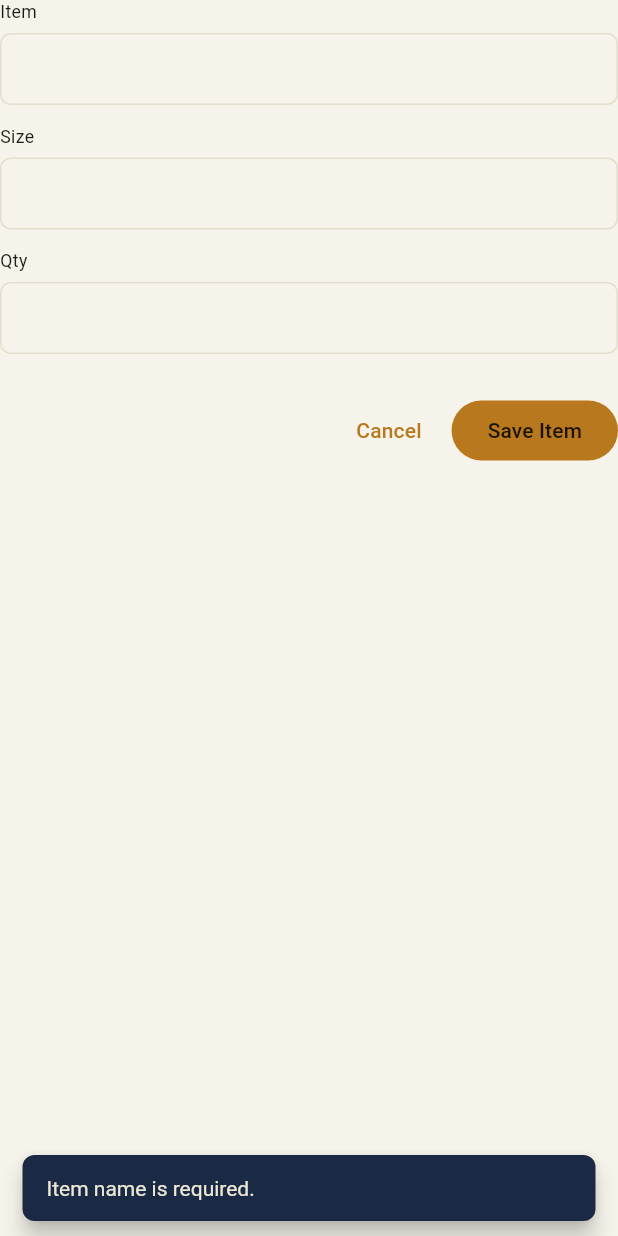
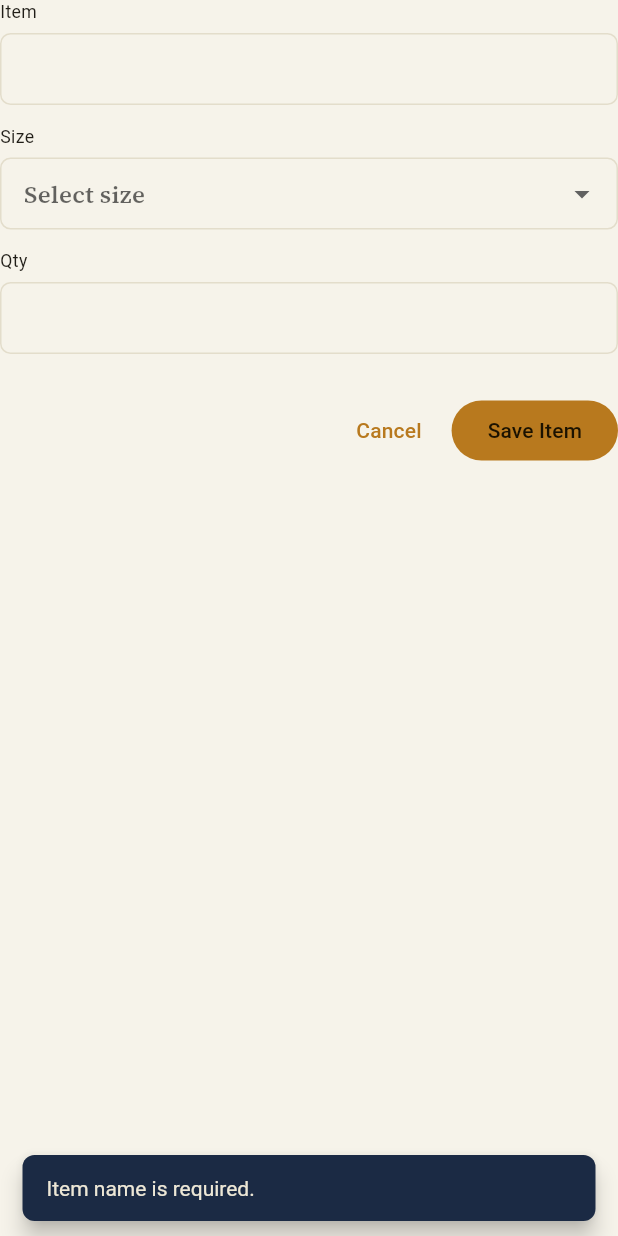
Before and after one commit to shivhegde/AiOffice, a Flutter app: the _InventoryForm widget shown alone on an empty page, opened directly, after a tap on "Save Item", on a phone screen of 412 x 824 dp. Run offline on Flutter 3.47's test engine with Material 3 defaults, Android fonts, the phone set to English and light mode, and no system bars; our stand-ins replace cloud_firestore, file_picker, firebase_auth, firebase_core, firebase_storage, flutter_riverpod and 6 more; missing offline and left inert: desktop_drop; accounts and stored records are empty.

Commit message:
Inventory: stat tile rename, Size as dropdown, search includes Size
- Renamed the "Distinct Entries" stat tile to "Number of Items" and
  removed the "Total Quantity" tile.
- Size is now a dropdown (SMALL, MEDIUM, LARGE, EXTRA LARGE) instead
  of free text; an existing item with an older custom size value is
  added as an extra option so it still displays and remains editable.
- Search now also matches on Size, not just Item name.

Co-Authored-By: Claude Sonnet 5 <noreply@anthropic.com>
Claude-Session: https://claude.ai/code/session_01GHwP3VD8wxStvdyk2JHYKP

```diff
--- a/lib/features/inventory/application/inventory_providers.dart
+++ b/lib/features/inventory/application/inventory_providers.dart
@@ -19,6 +19,6 @@ final filteredInventoryListProvider = Provider<AsyncValue<List<InventoryItem>>>(
   final search = ref.watch(inventorySearchProvider).trim().toLowerCase();
   return ref.watch(inventoryListProvider).whenData((docs) {
     if (search.isEmpty) return docs;
-    return docs.where((i) => i.item.toLowerCase().contains(search)).toList();
+    return docs.where((i) => '${i.item} ${i.size}'.toLowerCase().contains(search)).toList();
   });
 });
--- a/lib/features/inventory/presentation/inventory_form_slideover.dart
+++ b/lib/features/inventory/presentation/inventory_form_slideover.dart
@@ -32,9 +32,11 @@ class _InventoryForm extends ConsumerStatefulWidget {
 }
 
 class _InventoryFormState extends ConsumerState<_InventoryForm> {
+  static const _sizeOptions = ['SMALL', 'MEDIUM', 'LARGE', 'EXTRA LARGE'];
+
   final _itemController = TextEditingController();
-  final _sizeController = TextEditingController();
   final _qtyController = TextEditingController();
+  String? _size;
 
   bool _submitting = false;
   bool get _isEditing => widget.existing != null;
@@ -44,14 +46,13 @@ class _InventoryFormState extends ConsumerState<_InventoryForm> {
     super.initState();
     final e = widget.existing;
     _itemController.text = e?.item ?? '';
-    _sizeController.text = e?.size ?? '';
     _qtyController.text = e != null ? '${e.qty}' : '';
+    _size = (e?.size.isNotEmpty ?? false) ? e!.size : null;
   }
 
   @override
   void dispose() {
     _itemController.dispose();
-    _sizeController.dispose();
     _qtyController.dispose();
     super.dispose();
   }
@@ -71,7 +72,7 @@ class _InventoryFormState extends ConsumerState<_InventoryForm> {
       final draft = InventoryItem(
         id: widget.existing?.id ?? '',
         item: _itemController.text.trim(),
-        size: _sizeController.text.trim(),
+        size: _size ?? '',
         qty: int.tryParse(_qtyController.text.trim()) ?? 0,
         createdBy: widget.existing?.createdBy ?? actorUid,
         createdByName: widget.existing?.createdByName ?? actorName,
@@ -109,7 +110,16 @@ class _InventoryFormState extends ConsumerState<_InventoryForm> {
         ),
         FormRowLabel(
           label: 'Size',
-          child: TextField(controller: _sizeController),
+          child: DropdownButtonFormField<String>(
+            initialValue: _size,
+            isExpanded: true,
+            hint: const Text('Select size'),
+            items: [
+              for (final s in {..._sizeOptions, ?_size})
+                DropdownMenuItem(value: s, child: Text(s)),
+            ],
+            onChanged: (v) => setState(() => _size = v),
+          ),
         ),
         FormRowLabel(
           label: 'Qty',
--- a/lib/features/inventory/presentation/inventory_screen.dart
+++ b/lib/features/inventory/presentation/inventory_screen.dart
@@ -21,15 +21,12 @@ class InventoryScreen extends ConsumerWidget {
 
     return allAsync.when(
       data: (all) {
-        final totalQty = all.fold<int>(0, (sum, i) => sum + i.qty);
-
         return Column(
           crossAxisAlignment: CrossAxisAlignment.stretch,
           children: [
             _StatRow(
               tiles: [
-                StatTile(label: 'Distinct Entries', value: '${all.length}'),
-                StatTile(label: 'Total Quantity', value: '$totalQty'),
+                StatTile(label: 'Number of Items', value: '${all.length}'),
               ],
             ),
             const SizedBox(height: 18),
```
